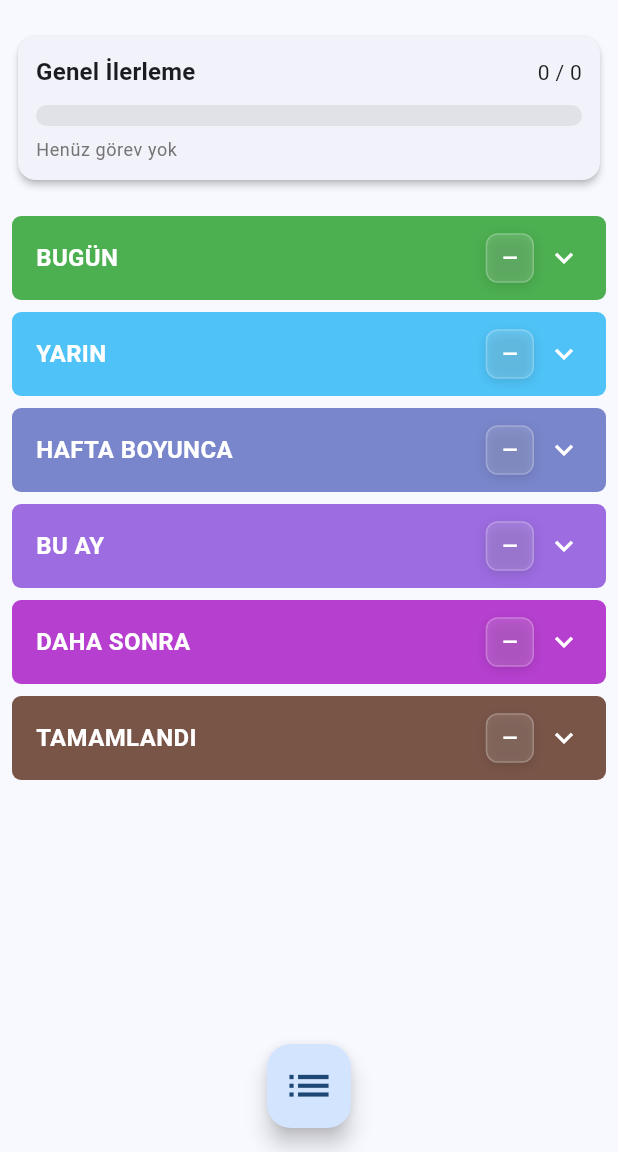
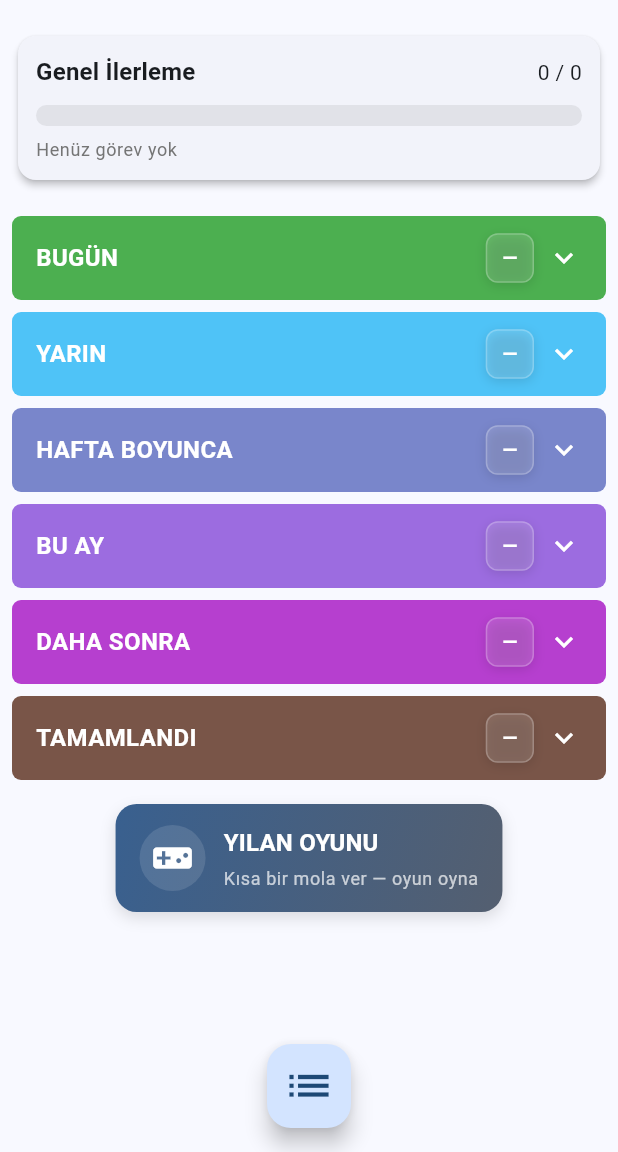
Before and after one commit to menes-n/StudyFlow, a Flutter app: the HomeScreen screen opened directly, on a phone screen of 412 x 824 dp, the part 84-1236 px from its top. Run offline on Flutter 3.47's test engine with Material 3 defaults, Android fonts, the phone set to English and light mode, and no system bars; our stand-ins replace shared_preferences; accounts and stored records are empty.

Commit message:
mini game update

```diff
--- a/lib/screens/home.dart
+++ b/lib/screens/home.dart
@@ -462,7 +462,7 @@ class _HomeScreenState extends State<HomeScreen> {
               const Divider(),
               ListTile(
                 leading: const Icon(Icons.videogame_asset),
-                title: const Text('Mini Oyun'),
+                title: const Text('YILAN OYUNU'),
                 onTap: () async {
                   final navigator = Navigator.of(context);
                   navigator.pop();
@@ -563,6 +563,82 @@ class _HomeScreenState extends State<HomeScreen> {
                   isExpanded: _expandedSections['completed'] ?? false,
                   showCompleteButton: false,
                   onToggle: () => _toggleSection('completed'),
+                ),
+                const SizedBox(height: 16),
+
+                // Mini game quick access card
+                Center(
+                  child: GestureDetector(
+                    onTap: () {
+                      Navigator.of(context).push(
+                        MaterialPageRoute(
+                          builder: (_) => const MiniGameScreen(),
+                        ),
+                      );
+                    },
+                    child: Container(
+                      margin: const EdgeInsets.symmetric(horizontal: 12),
+                      padding: const EdgeInsets.symmetric(
+                        horizontal: 16,
+                        vertical: 14,
+                      ),
+                      decoration: BoxDecoration(
+                        gradient: LinearGradient(
+                          colors: [
+                            Theme.of(context).colorScheme.primary,
+                            Theme.of(context).colorScheme.secondary,
+                          ],
+                          begin: Alignment.topLeft,
+                          end: Alignment.bottomRight,
+                        ),
+                        borderRadius: BorderRadius.circular(14),
+                        boxShadow: [
+                          BoxShadow(
+                            color: Colors.black.withValues(alpha: 0.12),
+                            blurRadius: 8,
+                            offset: const Offset(0, 4),
+                          ),
+                        ],
+                      ),
+                      child: Row(
+                        mainAxisSize: MainAxisSize.min,
+                        children: [
+                          Container(
+                            decoration: BoxDecoration(
+                              color: Colors.white.withValues(alpha: 0.12),
+                              shape: BoxShape.circle,
+                            ),
+                            padding: const EdgeInsets.all(8),
+                            child: const Icon(
+                              Icons.videogame_asset,
+                              color: Colors.white,
+                              size: 28,
+                            ),
+                          ),
+                          const SizedBox(width: 12),
+                          Column(
+                            crossAxisAlignment: CrossAxisAlignment.start,
+                            children: [
+                              Text(
+                                'YILAN OYUNU',
+                                style: Theme.of(context).textTheme.titleMedium
+                                    ?.copyWith(
+                                      color: Colors.white,
+                                      fontWeight: FontWeight.w700,
+                                    ),
+                              ),
+                              const SizedBox(height: 4),
+                              Text(
+                                'Kısa bir mola ver — oyun oyna',
+                                style: Theme.of(context).textTheme.bodySmall
+                                    ?.copyWith(color: Colors.white70),
+                              ),
+                            ],
+                          ),
+                        ],
+                      ),
+                    ),
+                  ),
                 ),
                 const SizedBox(height: 12),
               ],
--- a/lib/screens/mini_game.dart
+++ b/lib/screens/mini_game.dart
@@ -249,7 +249,9 @@ class _MiniGameScreenState extends State<MiniGameScreen> {
                   aspectRatio: cols / rows,
                   child: Container(
                     decoration: BoxDecoration(
-                      color: Theme.of(context).colorScheme.surfaceVariant,
+                      color: Theme.of(
+                        context,
+                      ).colorScheme.surfaceContainerHighest,
                       borderRadius: BorderRadius.circular(8),
                     ),
                     padding: const EdgeInsets.all(6),
@@ -280,7 +282,7 @@ class _MiniGameScreenState extends State<MiniGameScreen> {
                                 shape: BoxShape.circle,
                                 boxShadow: [
                                   BoxShadow(
-                                    color: Colors.black.withOpacity(0.2),
+                                    color: Colors.black.withValues(alpha: 0.2),
                                     blurRadius: 4,
                                   ),
                                 ],
@@ -307,7 +309,9 @@ class _MiniGameScreenState extends State<MiniGameScreen> {
                                   borderRadius: BorderRadius.circular(6),
                                   boxShadow: [
                                     BoxShadow(
-                                      color: Colors.black.withOpacity(0.12),
+                                      color: Colors.black.withValues(
+                                        alpha: 0.12,
+                                      ),
                                       blurRadius: 3,
                                     ),
                                   ],
@@ -337,7 +341,7 @@ class _MiniGameScreenState extends State<MiniGameScreen> {
                                       color: Theme.of(context)
                                           .colorScheme
                                           .onSurfaceVariant
-                                          .withOpacity(0.02),
+                                          .withValues(alpha: 0.02),
                                       width: 0.5,
                                     ),
                                   ),
@@ -361,12 +365,12 @@ class _MiniGameScreenState extends State<MiniGameScreen> {
                 Expanded(
                   child: ElevatedButton(
                     onPressed: _running ? null : _startGame,
+                    onLongPress: null,
                     child: Text(
                       _running
                           ? 'Oyun Sürüyor'
                           : (_gameOver ? 'Tekrar Oyna' : 'Başlat'),
                     ),
-                    onLongPress: null,
                   ),
                 ),
                 const SizedBox(width: 8),
```
